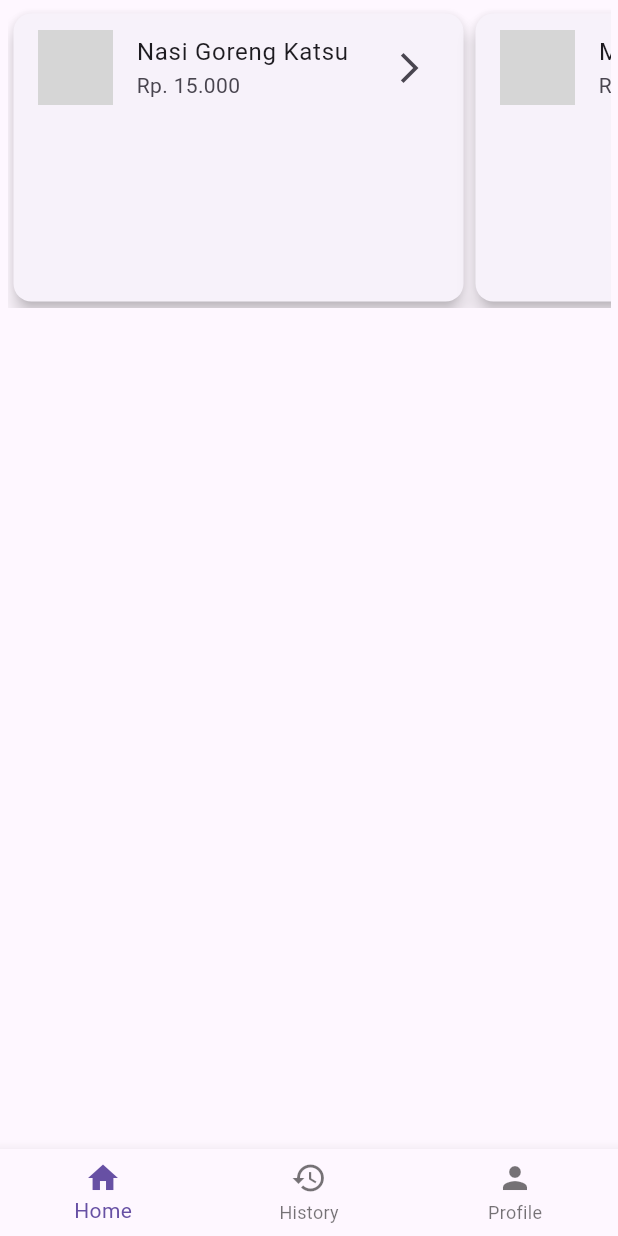
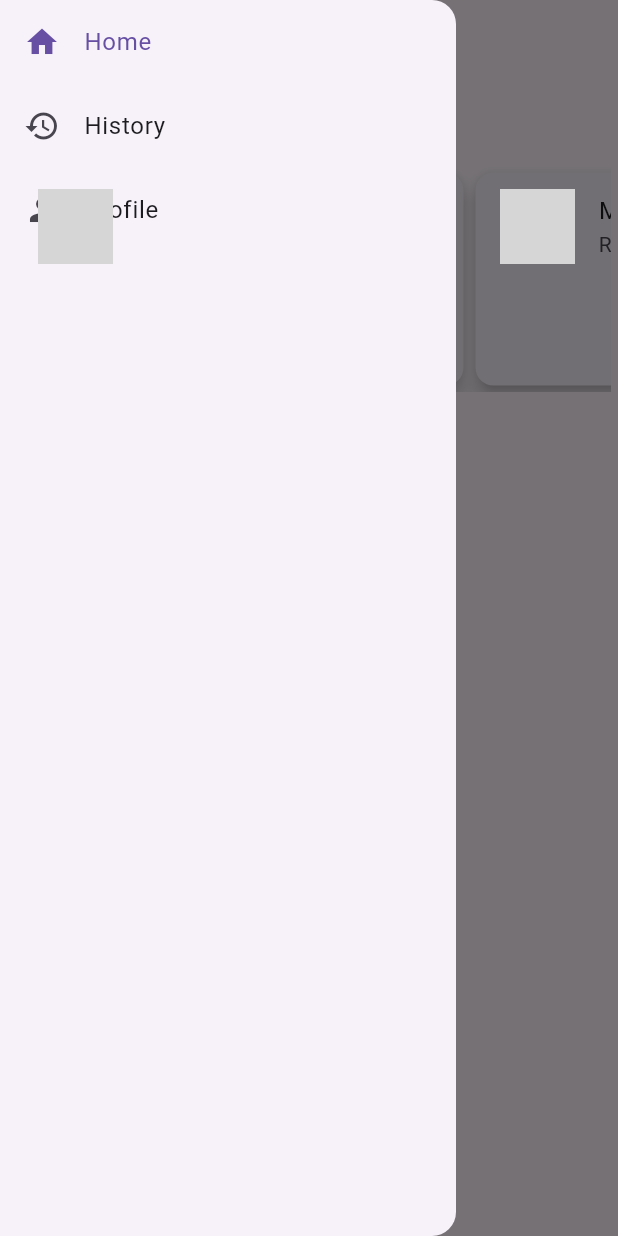
Before and after one commit to ManSoft24/Food_Menu_Item_ListView-with-Flutter, a Flutter app: the screen it shows after launch, with the side drawer open (before the commit the screen has no drawer), on a phone screen of 412 x 824 dp. Run offline on Flutter 3.47's test engine with Material 3 defaults, Android fonts, the phone set to English and light mode, and no system bars; our stand-ins replace get; network calls fail; grey boxes are pictures that could not be loaded.

Commit message:
Feat(menu_drawer): hamburger bar (still hardcoded)

```diff
--- /dev/null
+++ b/lib/controllers/menu_drawer_ctr.dart
@@ -0,0 +1,17 @@
+import 'package:aplikasi_list_makanan/menus/history.dart';
+import 'package:aplikasi_list_makanan/menus/home.dart';
+import 'package:aplikasi_list_makanan/menus/profile.dart';
+import 'package:flutter/material.dart';
+import 'package:get/state_manager.dart';
+
+class MenuDrawerCtr extends GetxController {
+  final RxInt selectedIndex = 0.obs;
+
+  void ChangePage(int index) {
+    selectedIndex.value = index;
+  }
+
+  List<String> ListTitle = [''];
+
+  List<Widget> ListPage = [HomePage(), ProfilePage(), HistoryPage()];
+}
--- a/lib/main.dart
+++ b/lib/main.dart
@@ -15,7 +15,7 @@ class MyApp extends StatelessWidget {
   Widget build(BuildContext context) {
     return GetMaterialApp(
       title: "My Learning App",
-      initialRoute: Routes.main_menu,
+      initialRoute: Routes.menu_drawer,
       getPages: Routes.pages,
     );
   }
--- a/lib/menus/home.dart
+++ b/lib/menus/home.dart
@@ -12,6 +12,7 @@ class HomePage extends StatelessWidget {
   Widget build(BuildContext context) {
     return Scaffold(
       body: Container(
+        padding: EdgeInsets.only(top: 50),
         height: 200,
         margin: EdgeInsets.all(5),
         child: ListView.builder(
--- /dev/null
+++ b/lib/pages/menu_drawer_pages.dart
@@ -0,0 +1,54 @@
+import 'package:aplikasi_list_makanan/controllers/menu_drawer_ctr.dart';
+import 'package:flutter/material.dart';
+import 'package:get/get_state_manager/get_state_manager.dart';
+import 'package:get/get.dart';
+
+class MenuDrawerPages extends StatelessWidget {
+  MenuDrawerPages({super.key});
+
+  final controller = Get.put(MenuDrawerCtr());
+
+  @override
+  Widget build(BuildContext context) {
+    return Scaffold(
+      appBar: AppBar(title: Text('Menubar')),
+      body: Obx(() => controller.ListPage[controller.selectedIndex.value]),
+      drawer: Drawer(
+        child: Obx(
+          () => ListView(
+            padding: EdgeInsets.zero,
+            children: [
+              ListTile(
+                leading: Icon(Icons.home),
+                title: Text('Home'),
+                selected: controller.selectedIndex.value == 0,
+                onTap: () {
+                  controller.ChangePage(0);
+                  Navigator.pop(context);
+                },
+              ),
+              ListTile(
+                leading: Icon(Icons.history),
+                title: Text('History'),
+                selected: controller.selectedIndex.value == 1,
+                onTap: () {
+                  controller.ChangePage(1);
+                  Navigator.pop(context);
+                },
+              ),
+              ListTile(
+                leading: Icon(Icons.person),
+                title: Text('Profile'),
+                selected: controller.selectedIndex.value == 2,
+                onTap: () {
+                  controller.ChangePage(2);
+                  Navigator.pop(context);
+                },
+              ),
+            ],
+          ),
+        ),
+      ),
+    );
+  }
+}
--- a/lib/routes.dart
+++ b/lib/routes.dart
@@ -1,4 +1,5 @@
 import 'package:aplikasi_list_makanan/pages/main_menu_pages.dart';
+import 'package:aplikasi_list_makanan/pages/menu_drawer_pages.dart';
 import 'package:get/get_navigation/get_navigation.dart';
 import 'package:get/get.dart';
 import 'package:aplikasi_list_makanan/pages/list_makanan_page.dart';
@@ -8,10 +9,12 @@ class Routes {
   static const String list_makanan = "/list_makanan";
   static const String detail_makanan = "/detail_makanan";
   static const String main_menu = "/main_menu_pages";
+  static const String menu_drawer = "/menu_drawer_pages";
 
   static final pages = [
     GetPage(name: list_makanan, page: ()=> ListMakananPage()),
     GetPage(name: detail_makanan, page: ()=> DetailMakananPage()),
     GetPage(name: main_menu, page: ()=> MainMenuPages()),
+    GetPage(name: menu_drawer, page: ()=> MenuDrawerPages()),
   ];
 }
```
Also changed, not shown: flutter_01.png (added), lib/pages/main_menu_pages.dart (line endings or trailing spaces).
